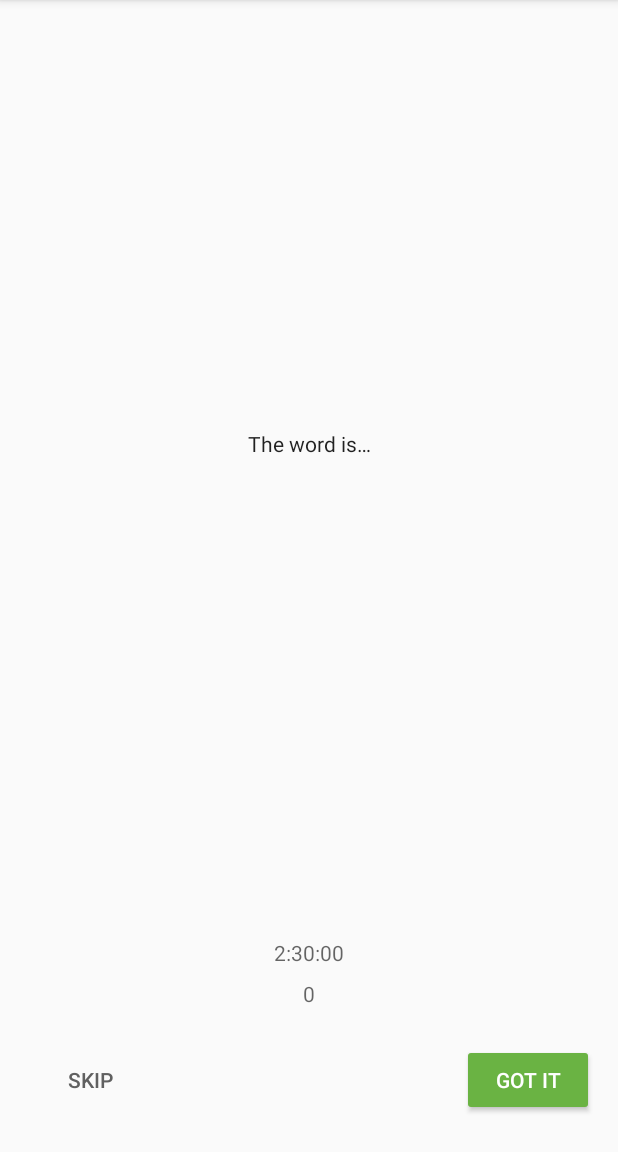
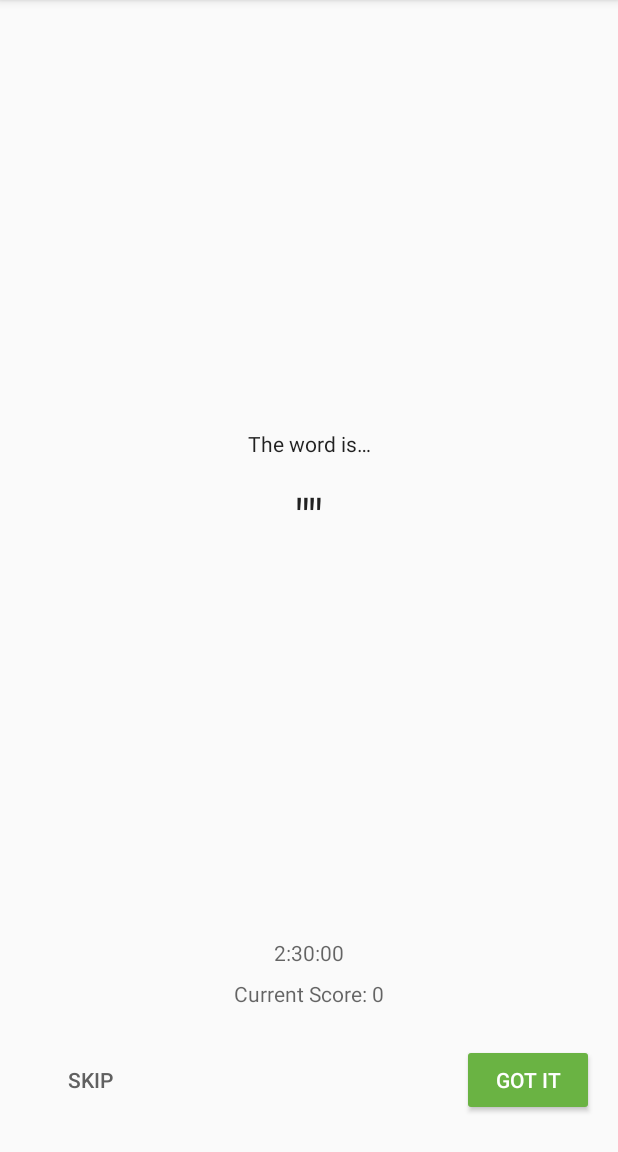
Before and after one commit to AAQ-AND-DEV/kotlin-guess-it-game-Udacity, an Android app: the GameFragment screen opened through its navigation route, on a phone screen of 412 x 824 dp, the part 84-1236 px from its top. Run offline under Robolectric (Android 15) with nearby library versions, the phone set to English and light mode, and no system bars; our stand-ins replace Timber, data binding.

Commit message:
** binds formatted score and word to layout views

```diff
--- a/app/src/main/java/com/example/android/guesstheword/screens/game/GameFragment.kt
+++ b/app/src/main/java/com/example/android/guesstheword/screens/game/GameFragment.kt
@@ -55,14 +55,7 @@ class GameFragment : Fragment() {
 
         //passing viewModel to layout data
         binding.gameViewModel = gameViewModel
-
-        gameViewModel.score.observe(viewLifecycleOwner, Observer { newScore ->
-            binding.scoreText.text = newScore.toString()
-        })
-
-        gameViewModel.word.observe(viewLifecycleOwner, Observer { newWord->
-            binding.wordText.text = newWord.toString()
-        })
+        binding.lifecycleOwner = this
 
         gameViewModel.gameFinished.observe(viewLifecycleOwner, Observer { gameFinished ->
             if (gameFinished){
--- a/app/src/main/res/layout/game_fragment.xml
+++ b/app/src/main/res/layout/game_fragment.xml
@@ -56,6 +56,7 @@
             android:textColor="@color/black_text_color"
             android:textSize="34sp"
             android:textStyle="normal"
+            android:text="@{@string/quote_format(gameViewModel.word)}"
             app:layout_constraintBottom_toTopOf="@+id/score_text"
             app:layout_constraintEnd_toEndOf="parent"
             app:layout_constraintHorizontal_bias="0.5"
@@ -90,6 +91,7 @@
             android:textColor="@color/grey_text_color"
             android:textSize="14sp"
             android:textStyle="normal"
+            android:text="@{@string/score_format(gameViewModel.score)}"
             app:layout_constraintBottom_toTopOf="@+id/guideline"
             app:layout_constraintEnd_toEndOf="parent"
             app:layout_constraintStart_toStartOf="parent"
```
